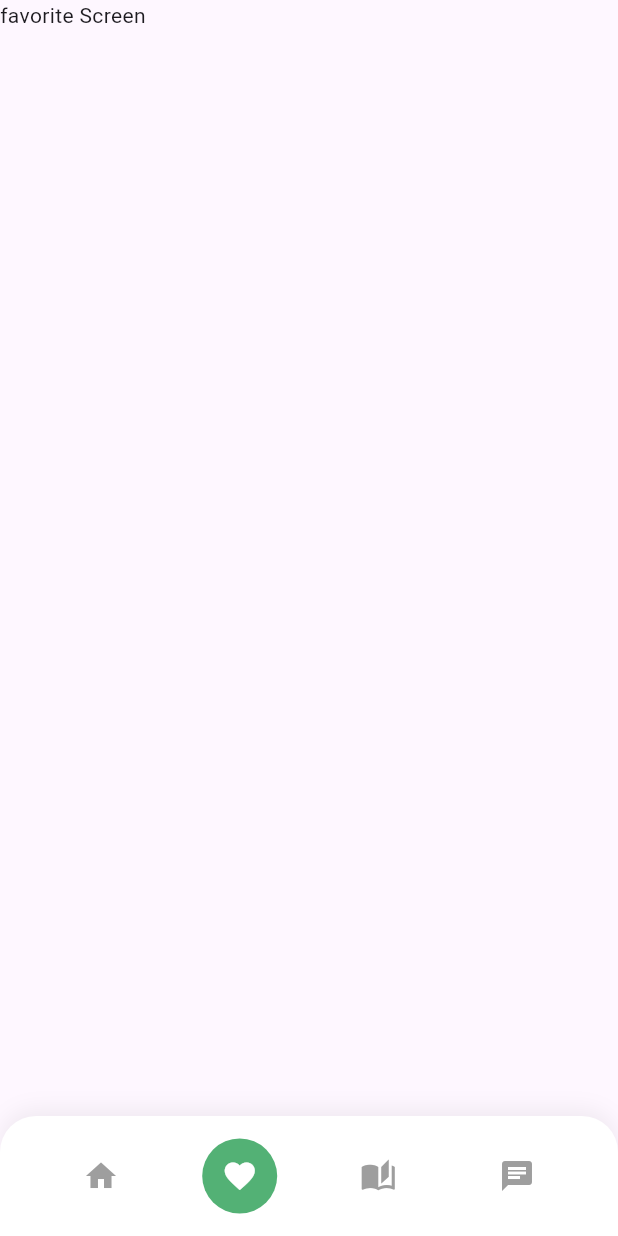
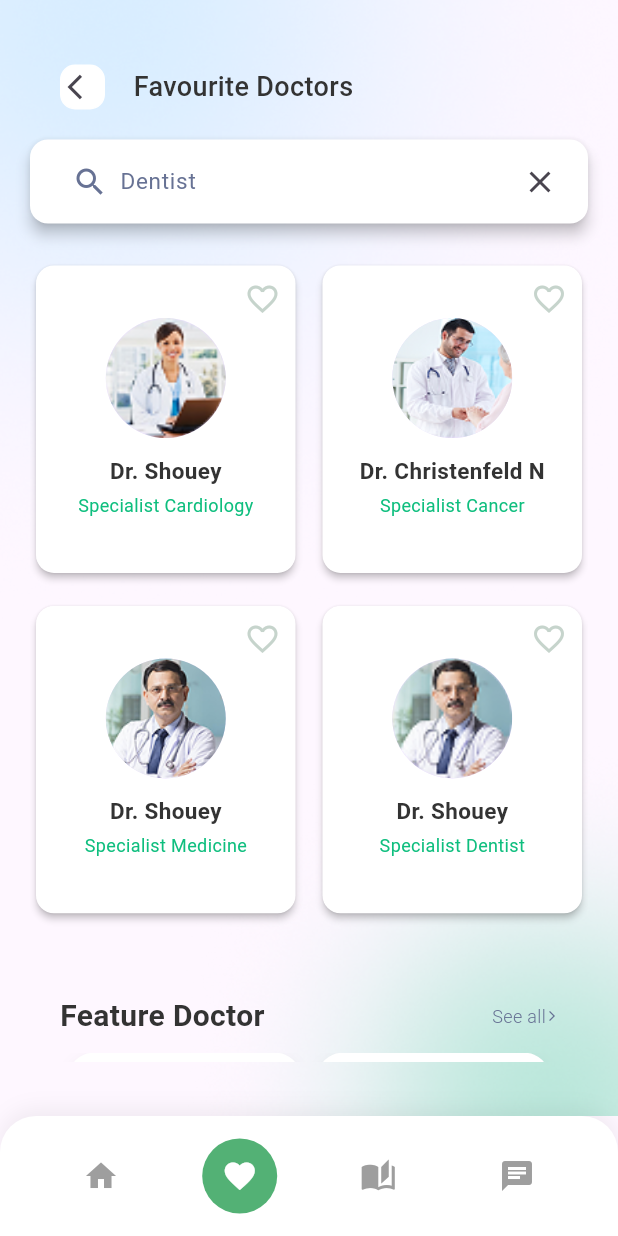
Before and after one commit to nouraalmufty-205/Doctor_app, a Flutter app: the BottomNavBarScreen screen opened directly, scrolled down 444 dp, after a tap on the "favorite" icon, on a phone screen of 412 x 824 dp. Run offline on Flutter 3.47's test engine with Material 3 defaults, Android fonts, the phone set to English and light mode, and no system bars; drawn by our look-alikes of carousel_slider.

Commit message:
added favourite screem

```diff
--- a/lib/core/confimation_screen.dart
+++ b/lib/core/confimation_screen.dart
@@ -26,7 +26,6 @@ class ConfimationScreen extends StatelessWidget {
     required this.button_h,
     required this.button_text,
     required this.button_radius,
-    required this.route,
   });
 
   @override
@@ -67,23 +66,34 @@ class ConfimationScreen extends StatelessWidget {
                     Center(
                       child: CircleAvatar(
                         radius: 107,
-                        backgroundImage: AssetImage(mainImage)),
+                        backgroundImage: AssetImage(mainImage),
+                      ),
                     ),
-                      SizedBox(height: 51,),
-                      Text(firstText, style: TextStyle(fontSize: 22 ,fontWeight: FontWeight(700),color: Color(0xff222222)),),
-                      SizedBox(height: 13,),
-                      Text(secandText ,textAlign: TextAlign.center,style: TextStyle(fontWeight: FontWeight(400),color: Color(0xff677294)),),
-                      SizedBox(height: 48,),
-                      MainButton(
-                        button_w: button_w,
-                        button_h: button_h,
-                        button_text: button_text,
-                        button_radius: button_radius,
-                        onPrease: () => Navigator.push(
-                          context,
-                          MaterialPageRoute(builder: (_) => route),
-                        ),
+                    SizedBox(height: 51),
+                    Text(
+                      firstText,
+                      style: TextStyle(
+                        fontSize: 22,
+                        fontWeight: FontWeight(700),
+                        color: Color(0xff222222),
                       ),
+                    ),
+                    SizedBox(height: 13),
+                    Text(
+                      secandText,
+                      textAlign: TextAlign.center,
+                      style: TextStyle(
+                        fontWeight: FontWeight(400),
+                        color: Color(0xff677294),
+                      ),
+                    ),
+                    SizedBox(height: 48),
+                    MainButton(
+                      button_w: button_w,
+                      button_h: button_h,
+                      button_text: button_text,
+                      button_radius: button_radius,
+                    ),
                   ],
                 ),
               ),
--- a/lib/core/doctor_info_card.dart
+++ b/lib/core/doctor_info_card.dart
@@ -1,3 +1,4 @@
+import 'package:doctorapp/core/favourite_icon.dart';
 import 'package:doctorapp/core/screens_title.dart';
 import 'package:flutter/material.dart';
 
@@ -114,21 +115,7 @@ class _MyWidgetState extends State<DoctorInfoCard> {
                   ),
                 ],
               ),
-              Positioned(
-                right: 0,
-                top: 0,
-                child: InkWell(
-                  onTap: () {
-                    setState(() {
-                      _isLiked = !_isLiked;
-                    });
-                  },
-                  child: Icon(
-                    _isLiked ? Icons.favorite : Icons.favorite_border_outlined,
-                    color: _isLiked ? Colors.red : const Color(0xff67729480),
-                  ),
-                ),
-              ),
+              FavouriteIcon(),
             ],
           ),
         ),
--- /dev/null
+++ b/lib/core/favourite_icon.dart
@@ -0,0 +1,30 @@
+import 'package:flutter/material.dart';
+
+class FavouriteIcon extends StatefulWidget {
+  const FavouriteIcon({super.key});
+
+  @override
+  State<FavouriteIcon> createState() => _FavouriteIconState();
+}
+
+class _FavouriteIconState extends State<FavouriteIcon> {
+  bool _isLiked = false;
+  @override
+  Widget build(BuildContext context) {
+    return Positioned(
+      right: 0,
+      top: 0,
+      child: InkWell(
+        onTap: () {
+          setState(() {
+            _isLiked = !_isLiked;
+          });
+        },
+        child: Icon(
+          _isLiked ? Icons.favorite : Icons.favorite_border_outlined,
+          color: _isLiked ? Colors.red : const Color(0xff67729480),
+        ),
+      ),
+    );
+  }
+}
--- a/lib/main.dart
+++ b/lib/main.dart
@@ -21,7 +21,7 @@ class MyApp extends StatelessWidget {
   Widget build(BuildContext context) {
     return MaterialApp(
       debugShowCheckedModeBanner: false,
-      home: Doctorselecttime2(),
+      home: BottomNavBarScreen(),
     );
   }
 }
--- /dev/null
+++ b/lib/model/favourite_doctor_model.dart
@@ -0,0 +1,38 @@
+// Data model structure
+class DoctorModel {
+  final String name;
+  final String specialty;
+  final String imagePath;
+  final bool? isFavorite;
+
+  DoctorModel({
+    required this.name,
+    required this.specialty,
+    required this.imagePath,
+    this.isFavorite,
+  });
+}
+
+// Sample dummy data matching your mockups
+final List<DoctorModel> favoriteDoctorsList = [
+  DoctorModel(
+    name: "Dr. Shouey",
+    specialty: "Specialist Cardiology",
+    imagePath: "assets/circledoctor1.png",
+  ),
+  DoctorModel(
+    name: "Dr. Christenfeld N",
+    specialty: "Specialist Cancer",
+    imagePath: "assets/mydoctor2.png",
+  ),
+  DoctorModel(
+    name: "Dr. Shouey",
+    specialty: "Specialist Medicine",
+    imagePath: "assets/mydoctor3.png",
+  ),
+  DoctorModel(
+    name: "Dr. Shouey",
+    specialty: "Specialist Dentist",
+    imagePath: "assets/circledoctor2.png",
+  ),
+];
--- a/lib/screens/add_record_screen/widget/add_more_images.dart
+++ b/lib/screens/add_record_screen/widget/add_more_images.dart
@@ -60,7 +60,7 @@ class AddMoreImages extends StatelessWidget {
                                       'Add a record',
                                       style: TextStyle(
                                         fontSize: 22,
-                                      fontWeight: FontWeight(400),
+                                        fontWeight: FontWeight.w400,
                                         color: Color(0xff000000),
                                       ),
                                     ),
@@ -76,7 +76,7 @@ class AddMoreImages extends StatelessWidget {
                                           'Take a photo',
                                           style: TextStyle(
                                             fontSize: 16,
-                                          fontWeight: FontWeight(400),
+                                            fontWeight: FontWeight.w400,
                                             color: Color(0xff677294),
                                           ),
                                         ),
@@ -94,7 +94,7 @@ class AddMoreImages extends StatelessWidget {
                                           'Upload from gallery',
                                           style: TextStyle(
                                             fontSize: 16,
-                                          fontWeight: FontWeight(400),
+                                            fontWeight: FontWeight.w400,
                                             color: Color(0xff677294),
                                           ),
                                         ),
@@ -112,7 +112,7 @@ class AddMoreImages extends StatelessWidget {
                                           'Upload files',
                                           style: TextStyle(
                                             fontSize: 16,
-                                          fontWeight: FontWeight(400),
+                                            fontWeight: FontWeight.w400,
                                             color: Color(0xff677294),
                                           ),
                                         ),
--- a/lib/screens/favoritescreen.dart
+++ /dev/null
@@ -1,10 +0,0 @@
-import 'package:flutter/material.dart';
-
-class FavoriteScreen extends StatelessWidget {
-  const FavoriteScreen({super.key});
-
-  @override
-  Widget build(BuildContext context) {
-    return Column(children: [Text("favorite Screen")]);
-  }
-}
--- /dev/null
+++ b/lib/screens/favouritescreen.dart
@@ -0,0 +1,95 @@
+import 'package:doctorapp/core/favourite_icon.dart';
+import 'package:doctorapp/core/screens_title.dart';
+import 'package:doctorapp/model/doctor_model.dart';
+import 'package:doctorapp/model/favourite_doctor_model.dart';
+import 'package:doctorapp/screens/homescreen.dart';
+import 'package:doctorapp/widgets/doctor_grid_tile.dart';
+import 'package:doctorapp/widgets/featuredoctor.dart';
+import 'package:flutter/material.dart';
+
+class FavouriteScreen extends StatefulWidget {
+  const FavouriteScreen({super.key});
+
+  @override
+  State<FavouriteScreen> createState() => _FavoriteScreenState();
+}
+
+class _FavoriteScreenState extends State<FavouriteScreen> {
+  @override
+  Widget build(BuildContext context) {
+    return Container(
+      decoration: const BoxDecoration(
+        image: DecorationImage(
+          image: AssetImage("assets/My_doctors_screen.png"),
+          fit: BoxFit.cover,
+        ),
+      ),
+      child: Padding(
+        padding: const EdgeInsets.symmetric(horizontal: 20, vertical: 36),
+        child: Column(
+          children: [
+            Padding(
+              padding: const EdgeInsets.all(0),
+              child: ScreensTitle(
+                icon: Icons.arrow_back_ios,
+                text: "Favourite Doctors",
+                onPressed: () {
+                  Navigator.pop(context);
+                },
+              ),
+            ),
+            const SizedBox(height: 20),
+            SearchBar(
+              elevation: WidgetStateProperty.all(4.0),
+              backgroundColor: WidgetStateProperty.all(Colors.white),
+              shape: WidgetStateProperty.all(
+                RoundedRectangleBorder(borderRadius: BorderRadius.circular(12)),
+              ),
+              hintText: "Dentist",
+              hintStyle: WidgetStateProperty.all(
+                TextStyle(color: Color(0xff677294), fontSize: 15),
+              ),
+              leading: Padding(
+                padding: const EdgeInsets.only(left: 20),
+                child: Icon(Icons.search, size: 24, color: Color(0xff677294)),
+              ),
+              trailing: [IconButton(icon: Icon(Icons.close), onPressed: () {})],
+            ),
+            const SizedBox(height: 24),
+
+            Expanded(
+              child: SingleChildScrollView(
+                child: Column(
+                  children: [
+                    GridView.builder(
+                      shrinkWrap: true,
+                      physics: const NeverScrollableScrollPhysics(),
+                      padding: const EdgeInsets.only(
+                        bottom: 20,
+                      ), // Adds safe breathing room at the bottom
+                      itemCount: favoriteDoctorsList.length,
+                      gridDelegate:
+                          const SliverGridDelegateWithFixedCrossAxisCount(
+                            crossAxisCount: 2,
+                            mainAxisSpacing: 14.0,
+                            crossAxisSpacing: 10.0,
+                            childAspectRatio: 0.85,
+                          ),
+                      itemBuilder: (BuildContext context, int index) {
+                        final doctor = favoriteDoctorsList[index];
+                        return DoctorGridTile(doctor: doctor);
+                      },
+                    ),
+                    const SizedBox(height: 30),
+                    FeatureDoctor(),
+                    const SizedBox(height: 20),
+                  ],
+                ),
+              ),
+            ),
+          ],
+        ),
+      ),
+    );
+  }
+}
--- /dev/null
+++ b/lib/widgets/doctor_grid_tile.dart
@@ -0,0 +1,51 @@
+import 'package:doctorapp/core/favourite_icon.dart';
+import 'package:doctorapp/model/favourite_doctor_model.dart';
+import 'package:flutter/material.dart';
+
+class DoctorGridTile extends StatelessWidget {
+  final DoctorModel doctor;
+  const DoctorGridTile({super.key, required this.doctor});
+
+  @override
+  Widget build(BuildContext context) {
+    return Card(
+      color: Colors.white,
+      elevation: 2,
+      shape: RoundedRectangleBorder(borderRadius: BorderRadius.circular(12)),
+      child: Padding(
+        padding: const EdgeInsets.all(10.0),
+        child: Stack(
+          clipBehavior: Clip.none,
+          children: [
+            Center(
+              child: Column(
+                children: [
+                  const SizedBox(height: 25),
+                  CircleAvatar(
+                    radius: 40,
+                    backgroundImage: AssetImage(doctor.imagePath),
+                  ),
+                  const SizedBox(height: 11),
+                  Text(
+                    doctor.name,
+                    style: TextStyle(
+                      fontSize: 15,
+                      color: Color(0xff333333),
+                      fontWeight: FontWeight.w700,
+                    ),
+                  ),
+                  const SizedBox(height: 4),
+                  Text(
+                    doctor.specialty,
+                    style: TextStyle(fontSize: 12, color: Color(0xff0EBE7E)),
+                  ),
+                ],
+              ),
+            ),
+            Positioned(top: 0, right: 0, child: FavouriteIcon()),
+          ],
+        ),
+      ),
+    );
+  }
+}
--- a/lib/widgets/featuredoctor.dart
+++ b/lib/widgets/featuredoctor.dart
@@ -78,9 +78,22 @@ final List<Map<String, dynamic>> featureDoctors = [
     "price": 25.00,
   },
   {
+    "name": "Dr. Strain",
+    "image": "assets/mydoctor6.png",
+    "rating": 3.0,
+    "price": 22.00,
+  },
+
+  {
     "name": "Dr. Fillerup",
     "image": "assets/circledoctor2.png",
     "rating": 4.2,
     "price": 30.00,
   },
+  {
+    "name": "Dr. Lachinet",
+    "image": "assets/mydoctor3.png",
+    "rating": 4.0,
+    "price": 30.00,
+  },
 ];
--- a/lib/widgets/featuredoctorcard.dart
+++ b/lib/widgets/featuredoctorcard.dart
@@ -24,7 +24,7 @@ class _FeatureDoctorCardState extends State<FeatureDoctorCard> {
   @override
   Widget build(BuildContext context) {
     return Container(
-      height: 220,
+      height: 240,
       width: 180,
       margin: const EdgeInsets.symmetric(horizontal: 6),
       decoration: BoxDecoration(
--- a/lib/widgets/navbar.dart
+++ b/lib/widgets/navbar.dart
@@ -1,4 +1,4 @@
-import 'package:doctorapp/screens/favoritescreen.dart';
+import 'package:doctorapp/screens/favouritescreen.dart';
 
 import 'package:doctorapp/screens/homescreen.dart';
 import 'package:doctorapp/screens/messagescreen.dart';
@@ -17,7 +17,7 @@ class _BottomNavBarScreenState extends State<BottomNavBarScreen> {
 
   final List<Widget> screens = const [
     HomeScreen(),
-    FavoriteScreen(),
+    FavouriteScreen(),
     ReadScreen(),
     MessageScreen(),
   ];
```
Also changed, not shown: assets/Logo.png (added), pubspec.lock. Lines whose indentation alone changed are shown as unchanged.
